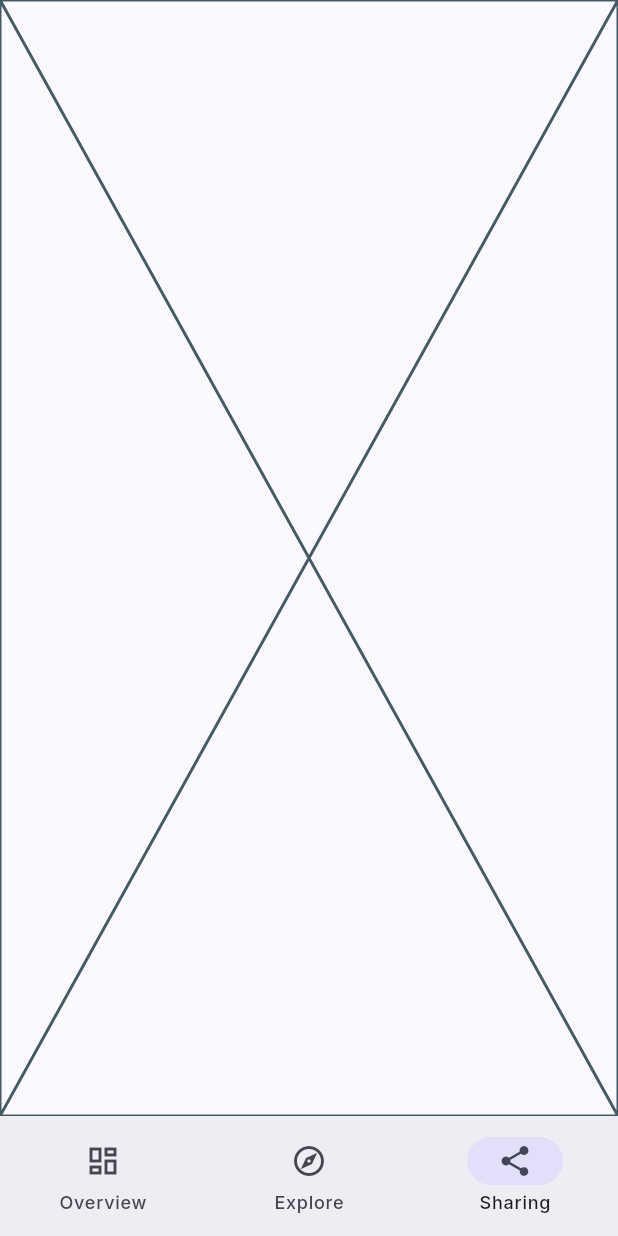
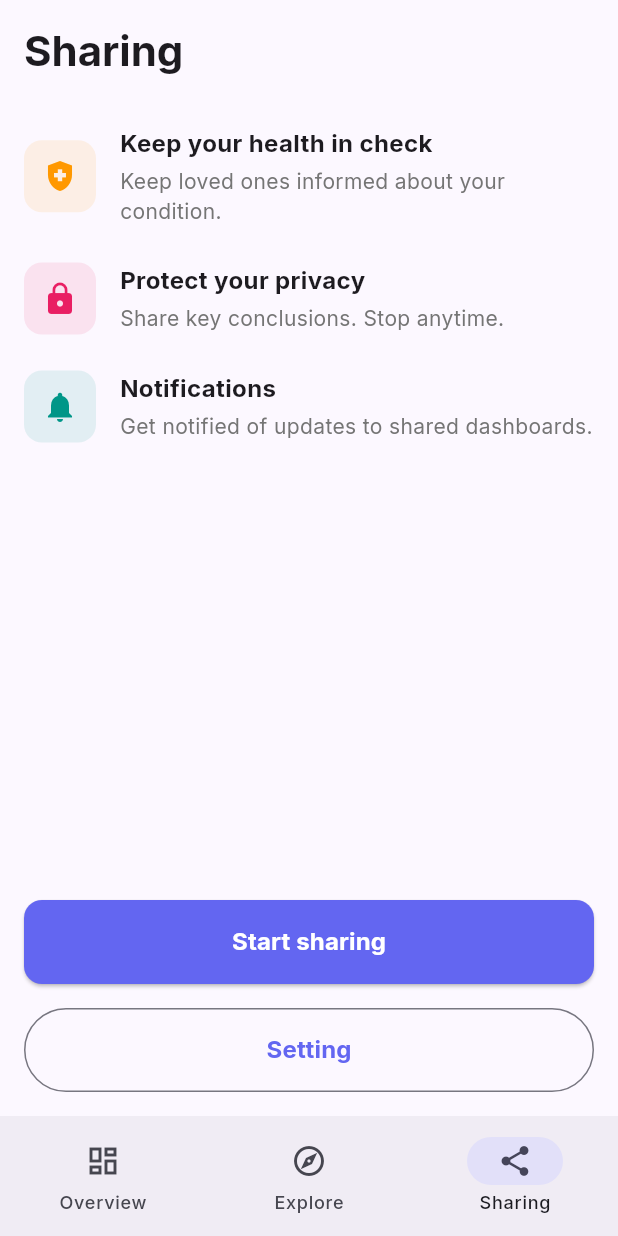
Before and after one commit to RITWIZSINGH/quamin-health-module-frontend, a Flutter app: the DashboardScreen screen opened by its route, item 3 of the bottom bar chosen, on a phone screen of 412 x 824 dp. Run offline on Flutter 3.47's test engine with Material 3 defaults, Android fonts, the phone set to English and light mode, and no system bars; our stand-ins replace go_router, google_fonts; network calls fail.

Commit message:
Made basic sharing_tab screen

```diff
--- a/lib/screens/dashboard/tabs/sharing_tab.dart
+++ b/lib/screens/dashboard/tabs/sharing_tab.dart
@@ -1,15 +1,127 @@
 import 'package:flutter/material.dart';
 
-class SharingTab extends StatefulWidget {
+class SharingTab extends StatelessWidget {
   const SharingTab({super.key});
 
   @override
-  State<SharingTab> createState() => _SharingTabState();
-}
+  Widget build(BuildContext context) {
+    return SafeArea(
+      child: Padding(
+        padding: const EdgeInsets.all(16),
+        child: Column(
+          crossAxisAlignment: CrossAxisAlignment.start,
+          children: [
+            Text(
+              'Sharing',
+              style: Theme.of(context).textTheme.headlineMedium?.copyWith(
+                    fontWeight: FontWeight.bold,
+                  ),
+            ),
+            const SizedBox(height: 32),
+            _buildSharingOption(
+              context,
+              icon: Icons.health_and_safety,
+              title: 'Keep your health in check',
+              description: 'Keep loved ones informed about your condition.',
+              color: Colors.orange,
+            ),
+            const SizedBox(height: 24),
+            _buildSharingOption(
+              context,
+              icon: Icons.lock,
+              title: 'Protect your privacy',
+              description: 'Share key conclusions. Stop anytime.',
+              color: Colors.pink,
+            ),
+            const SizedBox(height: 24),
+            _buildSharingOption(
+              context,
+              icon: Icons.notifications,
+              title: 'Notifications',
+              description: 'Get notified of updates to shared dashboards.',
+              color: Colors.teal,
+            ),
+            const Spacer(),
+            ElevatedButton(
+              onPressed: () {},
+              style: ElevatedButton.styleFrom(
+                backgroundColor: Theme.of(context).colorScheme.primary,
+                minimumSize: const Size(double.infinity, 56),
+              ),
+              child: const Text(
+                'Start sharing',
+                style: TextStyle(
+                  color: Colors.white,
+                  fontSize: 16,
+                  fontWeight: FontWeight.bold,
+                ),
+              ),
+            ),
+            const SizedBox(height: 16),
+            OutlinedButton(
+              onPressed: () {},
+              style: OutlinedButton.styleFrom(
+                minimumSize: const Size(double.infinity, 56),
+              ),
+              child: const Text(
+                'Setting',
+                style: TextStyle(
+                  fontSize: 16,
+                  fontWeight: FontWeight.bold,
+                ),
+              ),
+            ),
+          ],
+        ),
+      ),
+    );
+  }
 
-class _SharingTabState extends State<SharingTab> {
-  @override
-  Widget build(BuildContext context) {
-    return const Placeholder();
+  Widget _buildSharingOption(
+    BuildContext context, {
+    required IconData icon,
+    required String title,
+    required String description,
+    required Color color,
+  }) {
+    return Row(
+      children: [
+        Container(
+          padding: const EdgeInsets.all(12),
+          decoration: BoxDecoration(
+            color: color.withOpacity(0.1),
+            borderRadius: BorderRadius.circular(12),
+          ),
+          child: Icon(
+            icon,
+            color: color,
+            size: 24,
+          ),
+        ),
+        const SizedBox(width: 16),
+        Expanded(
+          child: Column(
+            crossAxisAlignment: CrossAxisAlignment.start,
+            children: [
+              Text(
+                title,
+                style: const TextStyle(
+                  fontSize: 16,
+                  fontWeight: FontWeight.bold,
+                ),
+              ),
+              const SizedBox(height: 4),
+              Text(
+                description,
+                style: TextStyle(
+                  fontSize: 14,
+                  color: Colors.grey[600],
+                ),
+              ),
+            ],
+          ),
+        ),
+      ],
+    );
   }
 }
```
